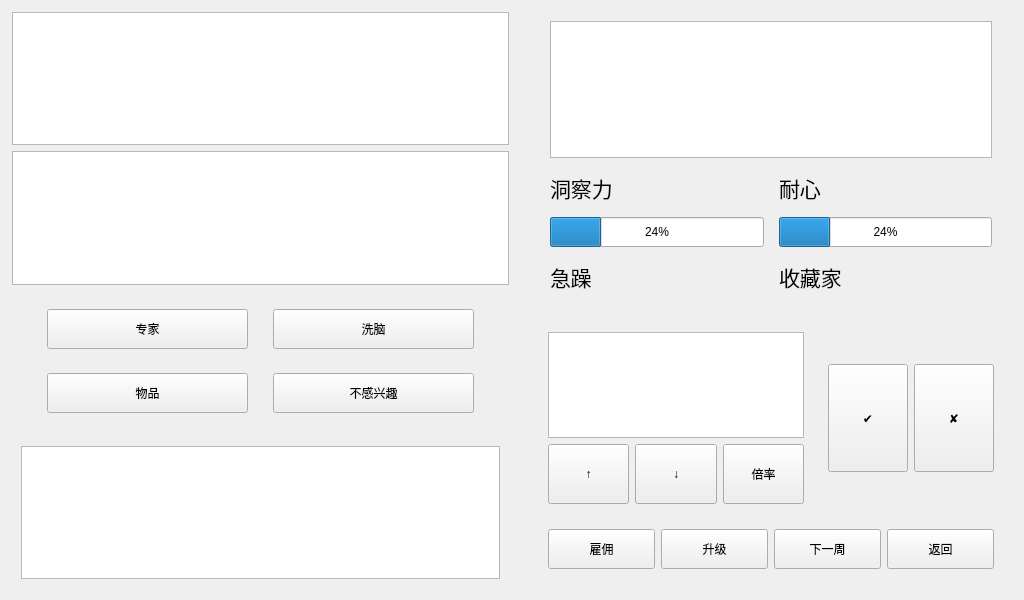
Above: antique.ui from Sam-ie/Paydirt before the change. Below: the same form after it.
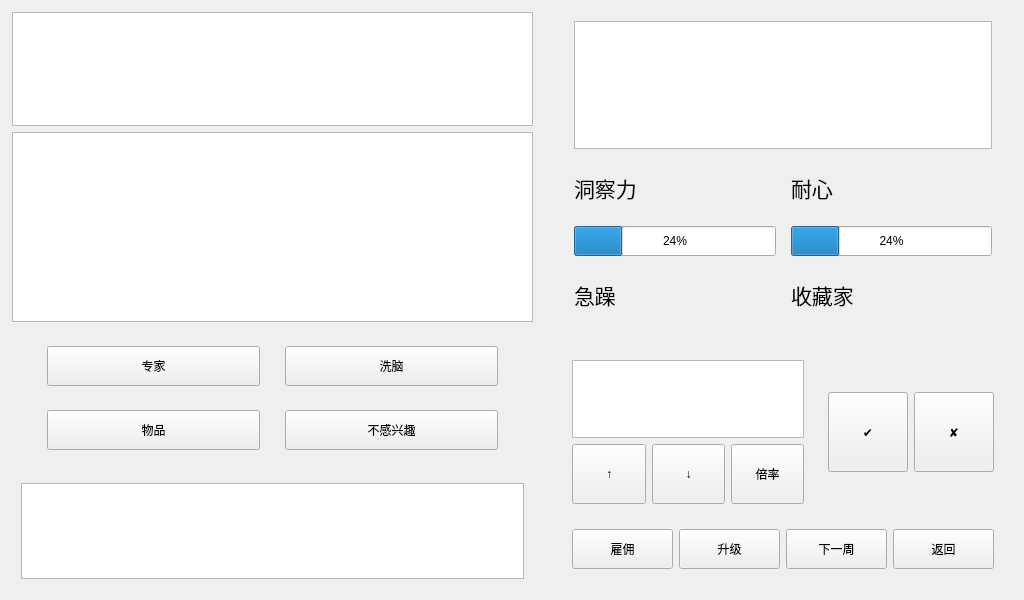
That is the form after the change.

Patch:
```diff
--- a/antique.ui
+++ b/antique.ui
@@ -34,7 +34,7 @@
    </property>
    <item row="0" column="0">
     <widget class="QWidget" name="widget" native="true">
-     <layout class="QGridLayout" name="gridLayout_2">
+     <layout class="QGridLayout" name="gridLayout_2" columnstretch="2,1">
       <property name="leftMargin">
        <number>3</number>
       </property>
@@ -52,37 +52,20 @@
       </property>
       <item row="0" column="0">
        <widget class="QWidget" name="widget_2" native="true">
-        <layout class="QGridLayout" name="gridLayout_4">
-         <item row="1" column="0">
-          <widget class="QTextBrowser" name="text_introduction">
-           <property name="sizePolicy">
-            <sizepolicy hsizetype="Preferred" vsizetype="Expanding">
-             <horstretch>0</horstretch>
-             <verstretch>0</verstretch>
-            </sizepolicy>
+        <layout class="QGridLayout" name="gridLayout_4" rowstretch="3,5,3,3">
+         <item row="3" column="0">
+          <widget class="QWidget" name="widget_7" native="true">
+           <property name="minimumSize">
+            <size>
+             <width>0</width>
+             <height>90</height>
+            </size>
            </property>
-           <property name="font">
-            <font>
-             <family>华文楷体</family>
-             <pointsize>20</pointsize>
-            </font>
-           </property>
-          </widget>
-         </item>
-         <item row="0" column="0">
-          <widget class="QTextBrowser" name="text_antique">
-           <property name="sizePolicy">
-            <sizepolicy hsizetype="Preferred" vsizetype="Preferred">
-             <horstretch>0</horstretch>
-             <verstretch>0</verstretch>
-            </sizepolicy>
-           </property>
-           <property name="font">
-            <font>
-             <family>华文楷体</family>
-             <pointsize>20</pointsize>
-            </font>
-           </property>
+           <layout class="QGridLayout" name="gridLayout_11">
+            <item row="0" column="0">
+             <widget class="QTextBrowser" name="text_player_level"/>
+            </item>
+           </layout>
           </widget>
          </item>
          <item row="2" column="0">
@@ -161,19 +144,36 @@
            </layout>
           </widget>
          </item>
-         <item row="3" column="0">
-          <widget class="QWidget" name="widget_7" native="true">
-           <property name="minimumSize">
-            <size>
-             <width>0</width>
-             <height>90</height>
-            </size>
+         <item row="1" column="0">
+          <widget class="QTextBrowser" name="text_introduction">
+           <property name="sizePolicy">
+            <sizepolicy hsizetype="Preferred" vsizetype="Expanding">
+             <horstretch>0</horstretch>
+             <verstretch>0</verstretch>
+            </sizepolicy>
            </property>
-           <layout class="QGridLayout" name="gridLayout_11">
-            <item row="0" column="0">
-             <widget class="QTextBrowser" name="text_player_level"/>
-            </item>
-           </layout>
+           <property name="font">
+            <font>
+             <family>华文楷体</family>
+             <pointsize>16</pointsize>
+            </font>
+           </property>
+          </widget>
+         </item>
+         <item row="0" column="0">
+          <widget class="QTextBrowser" name="text_antique">
+           <property name="sizePolicy">
+            <sizepolicy hsizetype="Preferred" vsizetype="Preferred">
+             <horstretch>0</horstretch>
+             <verstretch>0</verstretch>
+            </sizepolicy>
+           </property>
+           <property name="font">
+            <font>
+             <family>华文楷体</family>
+             <pointsize>20</pointsize>
+            </font>
+           </property>
           </widget>
          </item>
         </layout>
@@ -181,7 +181,7 @@
       </item>
       <item row="0" column="1">
        <widget class="QWidget" name="widget_3" native="true">
-        <layout class="QGridLayout" name="gridLayout_3">
+        <layout class="QGridLayout" name="gridLayout_3" rowstretch="4,3">
          <item row="0" column="0">
           <widget class="QWidget" name="widget_5" native="true">
            <property name="sizePolicy">
@@ -190,7 +190,7 @@
              <verstretch>0</verstretch>
             </sizepolicy>
            </property>
-           <layout class="QGridLayout" name="gridLayout_6">
+           <layout class="QGridLayout" name="gridLayout_6" rowstretch="2,1,1,1">
             <property name="leftMargin">
              <number>20</number>
             </property>
@@ -230,10 +230,22 @@
                 <verstretch>0</verstretch>
                </sizepolicy>
               </property>
+              <property name="font">
+               <font>
+                <family>华文楷体</family>
+                <pointsize>20</pointsize>
+               </font>
+              </property>
              </widget>
             </item>
             <item row="1" column="0">
              <widget class="QLabel" name="label">
+              <property name="sizePolicy">
+               <sizepolicy hsizetype="Preferred" vsizetype="Preferred">
+                <horstretch>0</horstretch>
+                <verstretch>0</verstretch>
+               </sizepolicy>
+              </property>
               <property name="minimumSize">
                <size>
                 <width>0</width>
@@ -272,6 +284,12 @@
             </item>
             <item row="1" column="1">
              <widget class="QLabel" name="label_2">
+              <property name="sizePolicy">
+               <sizepolicy hsizetype="Preferred" vsizetype="Preferred">
+                <horstretch>0</horstretch>
+                <verstretch>0</verstretch>
+               </sizepolicy>
+              </property>
               <property name="minimumSize">
                <size>
                 <width>0</width>
@@ -332,7 +350,7 @@
          </item>
          <item row="1" column="0">
           <widget class="QWidget" name="widget_6" native="true">
-           <layout class="QGridLayout" name="gridLayout_7">
+           <layout class="QGridLayout" name="gridLayout_7" rowstretch="5,3">
             <item row="0" column="0">
              <widget class="QWidget" name="widget_8" native="true">
               <property name="minimumSize">
@@ -435,6 +453,12 @@
                    <verstretch>0</verstretch>
                   </sizepolicy>
                  </property>
+                 <property name="minimumSize">
+                  <size>
+                   <width>0</width>
+                   <height>80</height>
+                  </size>
+                 </property>
                  <property name="text">
                   <string>✔</string>
                  </property>
```
